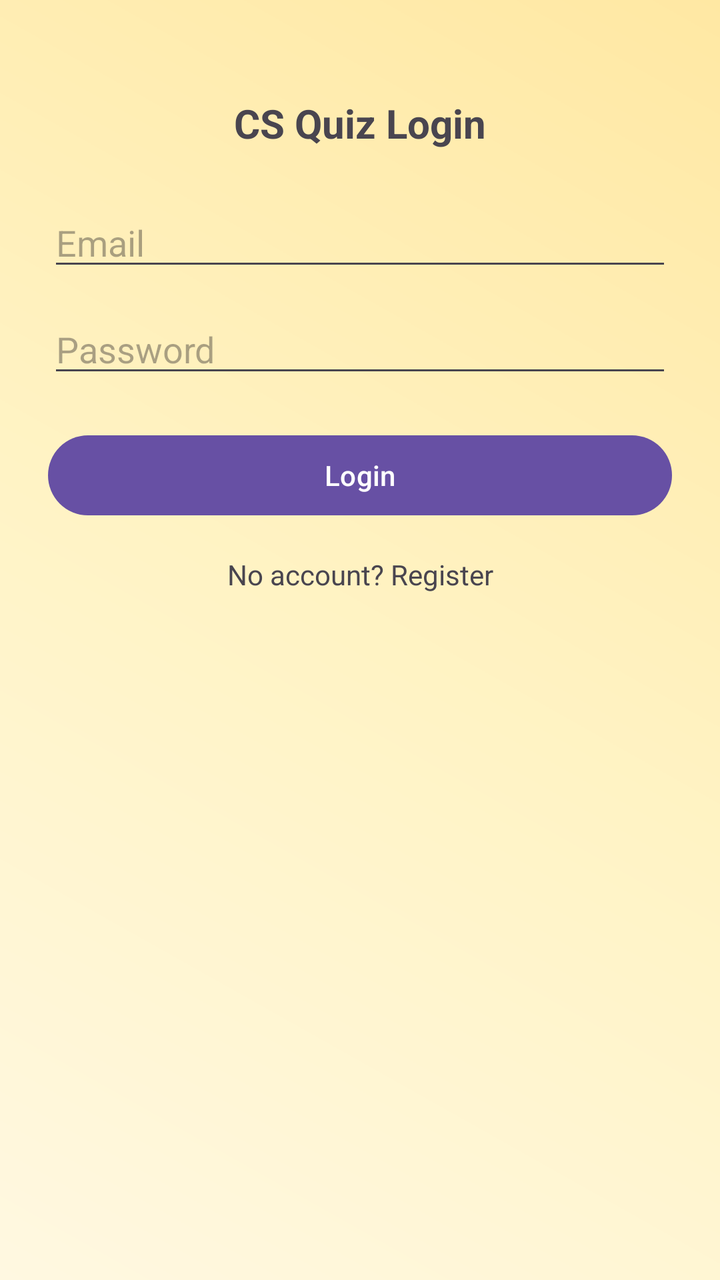
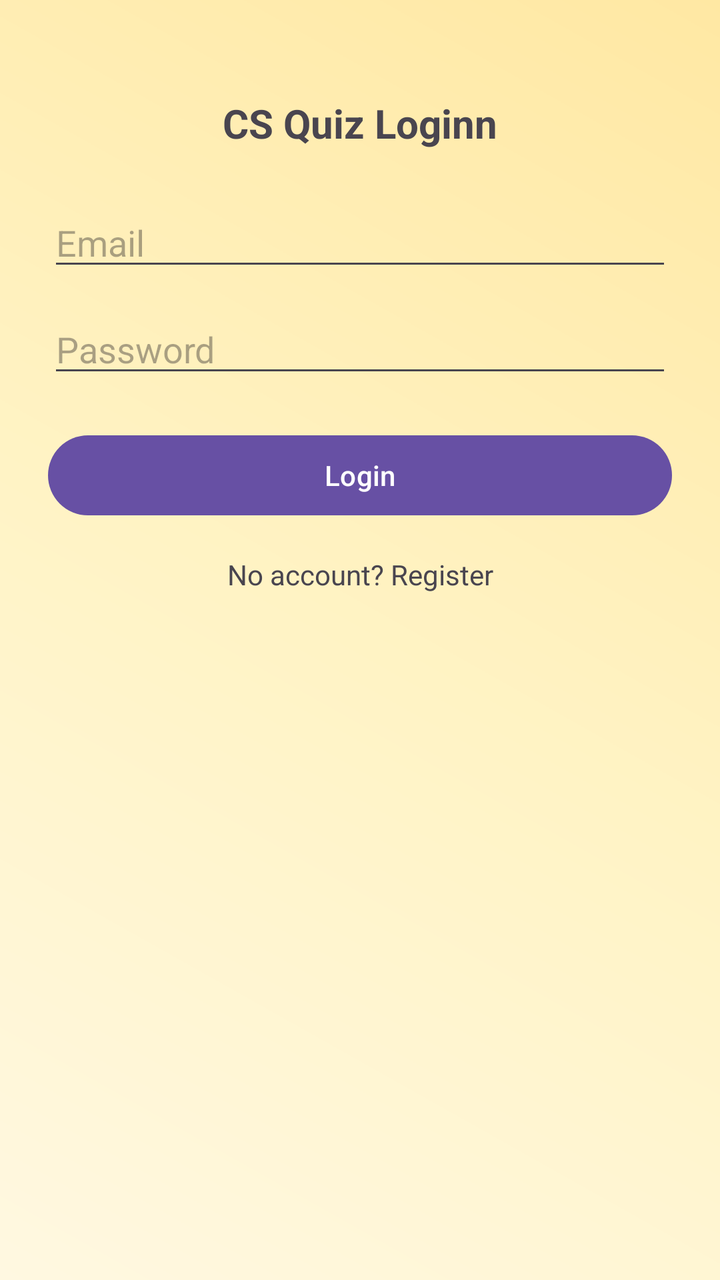

The first picture is an Android layout as it rendered before a commit; the second is the same layout after the commit. The layout source and the unified diff follow.
<!-- AndroidManifest.xml: application theme Theme.Project22 -->
<!-- res/layout/activity_login.xml -->
<?xml version="1.0" encoding="utf-8"?>
<androidx.constraintlayout.widget.ConstraintLayout xmlns:android="http://schemas.android.com/apk/res/android"
    xmlns:app="http://schemas.android.com/apk/res-auto"
    xmlns:tools="http://schemas.android.com/tools"
    android:layout_width="match_parent"
    android:layout_height="match_parent"
    tools:context=".LoginActivity">

    <TextView
        android:id="@+id/tvTitle"
        android:layout_width="wrap_content"
        android:layout_height="wrap_content"
        android:text="CS Quiz Login"
        android:textStyle="bold"
        android:textSize="20sp"
        app:layout_constraintTop_toTopOf="parent"
        app:layout_constraintStart_toStartOf="parent"
        app:layout_constraintEnd_toEndOf="parent"
        android:layout_marginTop="48dp"/>

    <EditText
        android:id="@+id/etEmail"
        android:layout_width="0dp"
        android:layout_height="wrap_content"
        android:hint="Email"
        android:inputType="textEmailAddress"
        app:layout_constraintTop_toBottomOf="@id/tvTitle"
        app:layout_constraintStart_toStartOf="parent"
        app:layout_constraintEnd_toEndOf="parent"
        android:layout_marginStart="24dp"
        android:layout_marginEnd="24dp"
        android:layout_marginTop="24dp"/>

    <EditText
        android:id="@+id/etPassword"
        android:layout_width="0dp"
        android:layout_height="wrap_content"
        android:hint="Password"
        android:inputType="textPassword"
        app:layout_constraintTop_toBottomOf="@id/etEmail"
        app:layout_constraintStart_toStartOf="parent"
        app:layout_constraintEnd_toEndOf="parent"
        android:layout_marginStart="24dp"
        android:layout_marginEnd="24dp"
        android:layout_marginTop="12dp"/>

    <Button
        android:id="@+id/btnLogin"
        android:layout_width="0dp"
        android:layout_height="wrap_content"
        android:text="Login"
        app:layout_constraintTop_toBottomOf="@id/etPassword"
        app:layout_constraintStart_toStartOf="parent"
        app:layout_constraintEnd_toEndOf="parent"
        android:layout_marginStart="24dp"
        android:layout_marginEnd="24dp"
        android:layout_marginTop="20dp"/>

    <TextView
        android:id="@+id/tvToRegister"
        android:layout_width="wrap_content"
        android:layout_height="wrap_content"
        android:text="No account? Register"
        android:textSize="14sp"
        app:layout_constraintTop_toBottomOf="@id/btnLogin"
        app:layout_constraintStart_toStartOf="parent"
        app:layout_constraintEnd_toEndOf="parent"
        android:layout_marginTop="16dp"/>

</androidx.constraintlayout.widget.ConstraintLayout>
<!-- resources referenced by this layout -->
<resources>
  <style name="Theme.Project22" parent="Base.Theme.Project22" />
  <style name="Base.Theme.Project22" parent="Theme.Material3.Light.NoActionBar">
          
          <item name="colorPrimary">@color/md_primary</item>
          <item name="colorOnPrimary">@color/md_onPrimary</item>
          <item name="colorPrimaryContainer">@color/md_primaryContainer</item>
          <item name="colorOnPrimaryContainer">@color/md_onPrimaryContainer</item>
  
          <item name="colorSecondary">@color/md_secondary</item>
          <item name="colorOnSecondary">@color/md_onSecondary</item>
          <item name="colorSecondaryContainer">@color/md_secondaryContainer</item>
          <item name="colorOnSecondaryContainer">@color/md_onSecondaryContainer</item>
  
          <item name="colorTertiary">@color/md_tertiary</item>
          <item name="colorOnTertiary">@color/md_onTertiary</item>
          <item name="colorTertiaryContainer">@color/md_tertiaryContainer</item>
          <item name="colorOnTertiaryContainer">@color/md_onTertiaryContainer</item>
  
          <item name="android:windowBackground">@drawable/bg_app_gradient</item>
          <item name="colorSurface">@color/md_surface</item>
          <item name="colorOnSurface">@color/md_onSurface</item>
          <item name="android:navigationBarColor">@color/md_primaryContainer</item>
      </style>
  <color name="md_primary">#6750A4</color>
  <color name="md_onPrimary">#FFFFFF</color>
  <color name="md_primaryContainer">#EADDFF</color>
  <color name="md_onPrimaryContainer">#21005D</color>
  <color name="md_secondary">#386A20</color>
  <color name="md_onSecondary">#FFFFFF</color>
  <color name="md_secondaryContainer">#C7F0A6</color>
  <color name="md_onSecondaryContainer">#0F3900</color>
  <color name="md_tertiary">#006C6A</color>
  <color name="md_onTertiary">#FFFFFF</color>
  <color name="md_tertiaryContainer">#6FF7F3</color>
  <color name="md_onTertiaryContainer">#00201F</color>
  <!-- drawable bg_app_gradient (drawable) -->
  <?xml version="1.0" encoding="utf-8"?>
  <shape xmlns:android="http://schemas.android.com/apk/res/android" android:shape="rectangle">
      <gradient
          android:type="linear"
          android:angle="45"
          android:startColor="#FFF8E1"
          android:centerColor="#FFF3C4"
          android:endColor="#FFE8A3" />
  </shape>
  <color name="md_surface">#FFFCFF</color>
  <color name="md_onSurface">#1D1B20</color>
</resources>

<!-- the commit's change to res/layout/activity_login.xml (unified diff, before → after) -->
@@ -10,7 +10,7 @@
         android:id="@+id/tvTitle"
         android:layout_width="wrap_content"
         android:layout_height="wrap_content"
-        android:text="CS Quiz Login"
+        android:text="CS Quiz Loginn"
         android:textStyle="bold"
         android:textSize="20sp"
         app:layout_constraintTop_toTopOf="parent"
